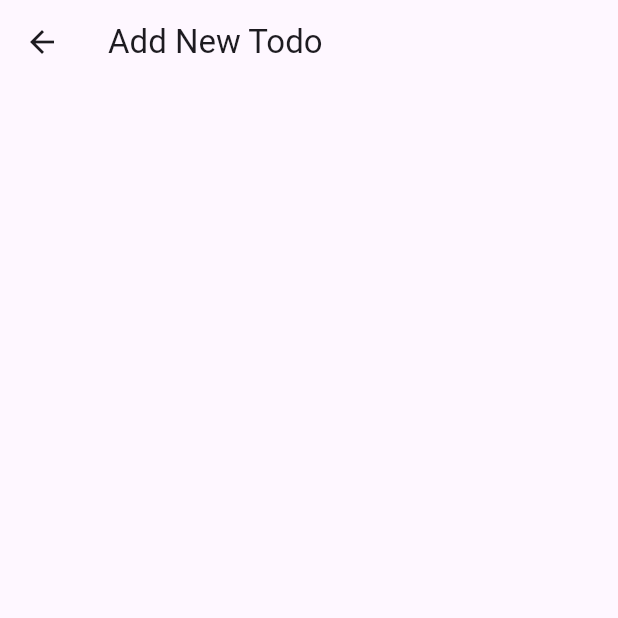
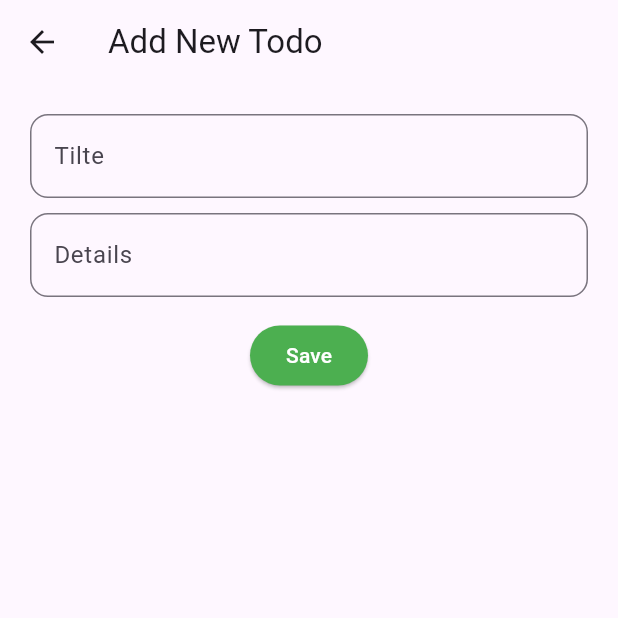
Before and after one commit to SalihSarang/todo_getx, a Flutter app: the TodoAddScreen screen opened directly, on a phone screen of 412 x 824 dp, the top half of it. Run offline on Flutter 3.47's test engine with Material 3 defaults, Android fonts, the phone set to English and light mode, and no system bars; our stand-ins replace get, logger; network calls fail.

Commit message:
todo add/delete/update status completed

```diff
--- a/lib/app/modules/add_todo/views/screen/todo_add_screen.dart
+++ b/lib/app/modules/add_todo/views/screen/todo_add_screen.dart
@@ -1,11 +1,11 @@
 import 'package:flutter/material.dart';
-import 'package:todo_getx/app/modules/add_todo/views/widgets/todo_add_form.dart';
+import 'package:todo_getx/app/modules/add_todo/views/widgets/todo_add_screen_body.dart';
 import 'package:todo_getx/app/widgets/custom_appbar.dart';
 
 class TodoAddScreen extends StatelessWidget {
   const TodoAddScreen({super.key});
   @override
   Widget build(BuildContext context) {
-    return Scaffold(appBar: TitleAppBar('Add New Todo'), body: TodoAddForm());
+    return Scaffold(appBar: TitleAppBar('Add New Todo'), body: TodoAddBody());
   }
 }
--- /dev/null
+++ b/lib/app/modules/add_todo/views/widgets/save_button.dart
@@ -0,0 +1,38 @@
+import 'package:flutter/material.dart';
+import 'package:get/get.dart';
+import 'package:todo_getx/app/modules/home/controllers/home_controller.dart';
+import 'package:todo_getx/models/todo_model.dart';
+
+class SaveButton extends StatelessWidget {
+  final GlobalKey<FormState> formKey;
+  final TodoController ctrl;
+  const SaveButton({super.key, required this.formKey, required this.ctrl});
+
+  @override
+  Widget build(BuildContext context) {
+    return Padding(
+      padding: const EdgeInsets.all(15),
+      child: Obx(
+        () {
+          if (ctrl.isLoading.value) return CircularProgressIndicator();
+          return ElevatedButton(
+            onPressed: () {
+              if (formKey.currentState!.validate()) {
+                final todo = TodoModel(
+                  id: DateTime.now().toString(),
+                  title: ctrl.titleController.text,
+                  details: ctrl.detailsController.text,
+                  isCompleted: false,
+                );
+                ctrl.addTodo(todo);
+              }
+            },
+            style: ElevatedButton.styleFrom(
+                backgroundColor: Colors.green, foregroundColor: Colors.white),
+            child: const Text('Save'),
+          );
+        },
+      ),
+    );
+  }
+}
--- a/lib/app/modules/add_todo/views/widgets/todo_add_form.dart
+++ b/lib/app/modules/add_todo/views/widgets/todo_add_form.dart
@@ -1,14 +1,33 @@
 import 'package:flutter/material.dart';
+import 'package:todo_getx/app/modules/home/controllers/home_controller.dart';
+import 'package:todo_getx/app/widgets/text_field.dart';
 
 class TodoAddForm extends StatelessWidget {
-  TodoAddForm({super.key});
-  final _formKey = GlobalKey<FormState>();
+  const TodoAddForm({super.key, required this.formKey, required this.ctrl});
+  final GlobalKey<FormState> formKey;
+  final TodoController ctrl;
   @override
   Widget build(BuildContext context) {
     return Form(
-        key: _formKey,
+        key: formKey,
         child: Column(
-          children: [],
+          children: [
+            CustomTextFormField(
+              label: 'Tilte',
+              hint: 'Title',
+              controller: ctrl.titleController,
+              validator: (v) => ctrl.validateTitle(v),
+            ),
+            SizedBox(
+              height: 10,
+            ),
+            CustomTextFormField(
+              label: 'Details',
+              hint: 'Details',
+              controller: ctrl.detailsController,
+              validator: (v) => ctrl.validateDetails(v),
+            )
+          ],
         ));
   }
 }
--- /dev/null
+++ b/lib/app/modules/add_todo/views/widgets/todo_add_screen_body.dart
@@ -0,0 +1,31 @@
+import 'package:flutter/material.dart';
+import 'package:get/get.dart';
+import 'package:todo_getx/app/modules/add_todo/views/widgets/save_button.dart';
+import 'package:todo_getx/app/modules/add_todo/views/widgets/todo_add_form.dart';
+import 'package:todo_getx/app/modules/home/controllers/home_controller.dart';
+
+class TodoAddBody extends StatelessWidget {
+  const TodoAddBody({super.key});
+
+  @override
+  Widget build(BuildContext context) {
+    final formKey = GlobalKey<FormState>();
+    final ctrl = Get.find<TodoController>();
+
+    return Padding(
+      padding: EdgeInsetsGeometry.all(20),
+      child: Column(
+        children: [
+          TodoAddForm(
+            formKey: formKey,
+            ctrl: ctrl,
+          ),
+          SaveButton(
+            formKey: formKey,
+            ctrl: ctrl,
+          )
+        ],
+      ),
+    );
+  }
+}
--- a/lib/app/modules/home/bindings/home_bindings.dart
+++ b/lib/app/modules/home/bindings/home_bindings.dart
@@ -6,6 +6,6 @@ class HomeBindings extends Bindings {
   @override
   void dependencies() {
     Get.lazyPut<ApiService>(() => ApiService());
-    Get.lazyPut<HomeController>(() => HomeController());
+    Get.lazyPut<TodoController>(() => TodoController());
   }
 }
--- a/lib/app/modules/home/views/widgets/center_text.dart
+++ b/lib/app/modules/home/views/widgets/center_text.dart
@@ -7,7 +7,7 @@ class CenterText extends StatelessWidget {
   @override
   Widget build(BuildContext context) {
     return Center(
-      child: Text("Todo added yet"),
+      child: Text(message),
     );
   }
 }
--- /dev/null
+++ b/lib/app/widgets/text_field.dart
@@ -0,0 +1,69 @@
+import 'package:flutter/material.dart';
+
+class CustomTextFormField extends StatelessWidget {
+  final String label;
+  final String hint;
+  final IconData? icon;
+  final TextInputType keyboardType;
+  final String? Function(String?)? validator;
+  final TextEditingController? controller;
+  final bool obscureText;
+  final int? maxLines;
+  final int? minLines;
+
+  const CustomTextFormField({
+    super.key,
+    required this.label,
+    required this.hint,
+    this.icon,
+    this.keyboardType = TextInputType.text,
+    this.validator,
+    this.controller,
+    this.obscureText = false,
+    this.maxLines,
+    this.minLines,
+  });
+
+  @override
+  Widget build(BuildContext context) {
+    return TextFormField(
+      autovalidateMode: AutovalidateMode.onUserInteraction,
+      controller: controller,
+      obscureText: obscureText,
+      keyboardType: keyboardType,
+      minLines: minLines,
+      maxLines: maxLines,
+      validator: validator,
+      decoration: InputDecoration(
+        labelText: label,
+        hintText: hint,
+        hintStyle: TextStyle(color: Colors.grey[500]),
+        floatingLabelStyle: WidgetStateTextStyle.resolveWith((states) {
+          if (states.contains(WidgetState.error)) {
+            return const TextStyle(
+              fontWeight: FontWeight.bold,
+              color: Colors.red,
+            );
+          }
+          return const TextStyle(
+            fontWeight: FontWeight.bold,
+            color: Colors.black,
+          );
+        }),
+        prefixIcon: icon != null ? Icon(icon) : null,
+        border: OutlineInputBorder(borderRadius: BorderRadius.circular(12.0)),
+        focusedBorder: OutlineInputBorder(
+          borderRadius: BorderRadius.circular(12.0),
+          borderSide: const BorderSide(
+            color: Color.fromARGB(255, 0, 0, 0),
+            width: 2,
+          ),
+        ),
+        contentPadding: const EdgeInsets.symmetric(
+          vertical: 16,
+          horizontal: 12,
+        ),
+      ),
+    );
+  }
+}
--- a/lib/models/todo_model.dart
+++ b/lib/models/todo_model.dart
@@ -18,6 +18,15 @@ class TodoModel {
         isCompleted: json['isCompleted']);
   }
 
+  TodoModel copyWith(
+      {String? id, String? title, String? details, bool? isCompleted}) {
+    return TodoModel(
+        id: id ?? this.id,
+        title: title ?? this.title,
+        details: details ?? this.details,
+        isCompleted: isCompleted ?? this.isCompleted);
+  }
+
   Map<String, dynamic> toJson() {
     return {
       'id': id,
```
Also changed, not shown: lib/app/modules/home/controllers/home_controller.dart (+56 -1 lines), lib/app/modules/home/views/screen/home_screen.dart (+6 -1 lines), lib/app/modules/home/views/widgets/add_button.dart (added, +16 -0 lines), lib/app/modules/home/views/widgets/home_screen_body.dart (+4 -4 lines), lib/app/modules/home/views/widgets/todo_card.dart (+15 -3 lines), lib/app/modules/todo_details/screen/todo_details.dart (added, +13 -0 lines), lib/services/api_service.dart (+38 -0 lines).
